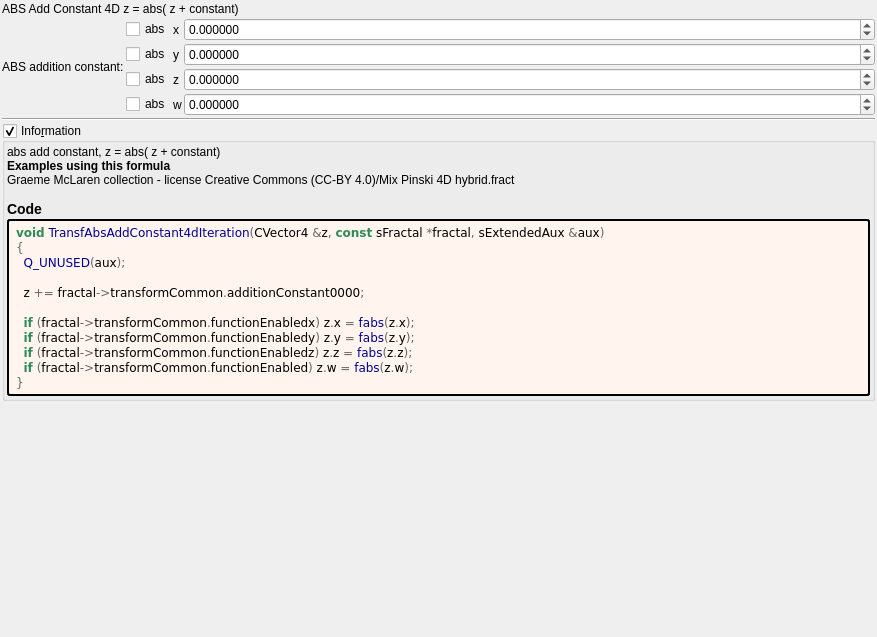
First picture: the form in mandelbulber2/formula/ui/transf_abs_add_constant4d.ui, repository buddhi1980/mandelbulber2, before the edit.
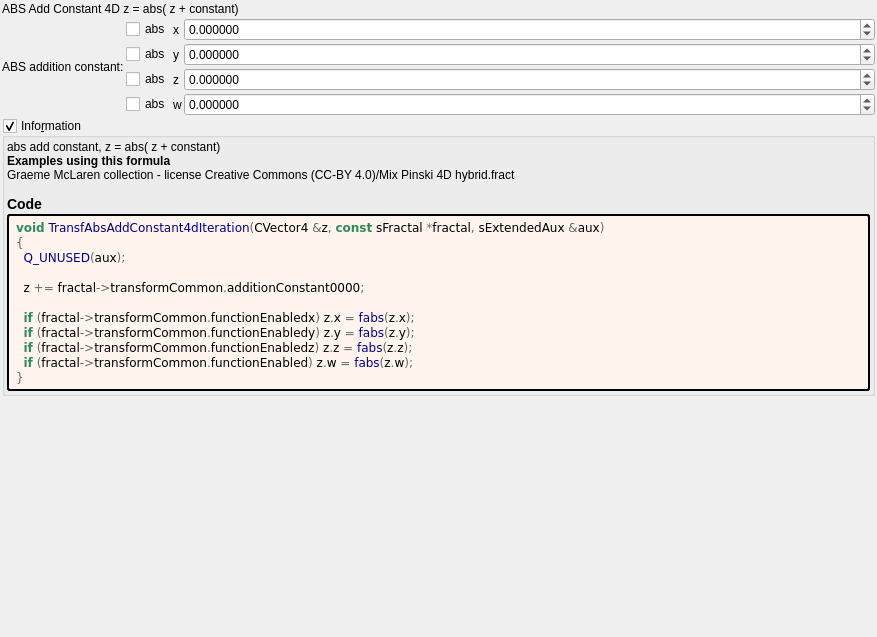
Second picture: the form after the edit. Custom widgets are drawn as their Qt base class.

Diff of the .ui file:
```diff
--- a/mandelbulber2/formula/ui/transf_abs_add_constant4d.ui
+++ b/mandelbulber2/formula/ui/transf_abs_add_constant4d.ui
@@ -209,13 +209,6 @@
      </item>
     </layout>
    </item>
-   <item>
-    <widget class="Line" name="line_6">
-     <property name="orientation">
-      <enum>Qt::Horizontal</enum>
-     </property>
-    </widget>
-   </item>
    <item>
     <widget class="MyGroupBox" name="groupCheck_info">
      <property name="title">
```
Left out of the diff: 2 changed lines with no effect on the pictures.
